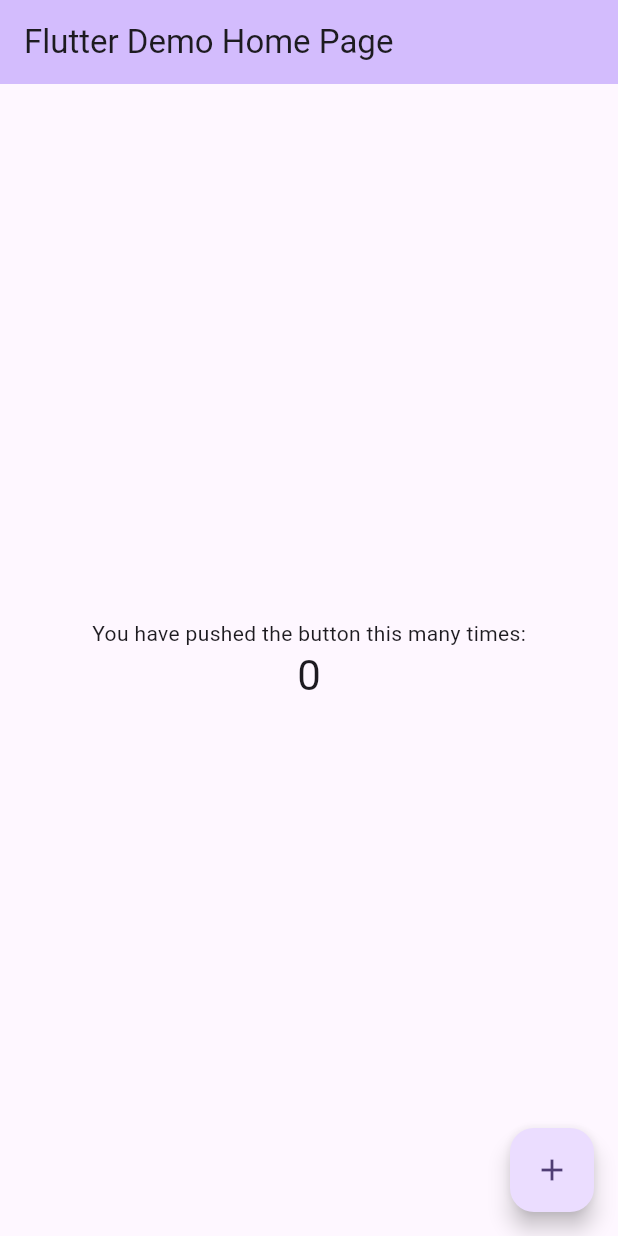
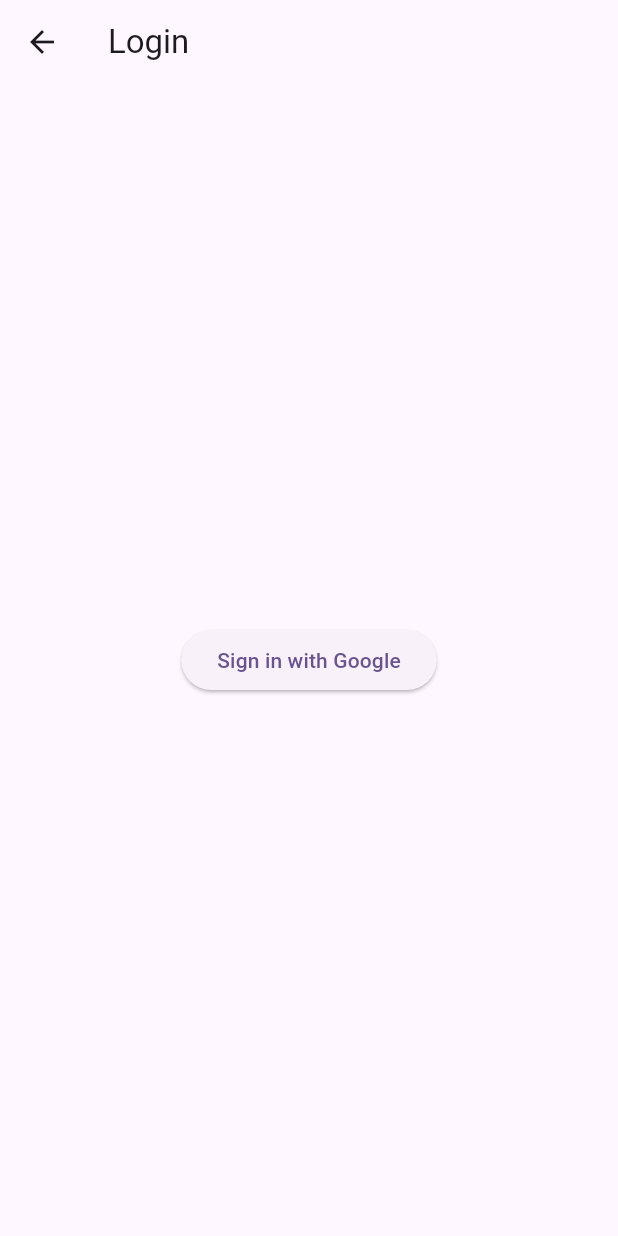
Before and after one commit to JiwonPaek/challenge1-advance, a Flutter app: the screen it shows after launch, on a phone screen of 412 x 824 dp. Run offline on Flutter 3.47's test engine with Material 3 defaults, Android fonts, the phone set to English and light mode, and no system bars; our stand-ins replace firebase_auth, firebase_core, google_sign_in; accounts and stored records are empty.

Commit message:
로그인 안됌

```diff
--- a/lib/main.dart
+++ b/lib/main.dart
@@ -1,39 +1,32 @@
 import 'package:flutter/material.dart';
+import 'package:firebase_core/firebase_core.dart';
+import 'firebase_options.dart'; // Import the generated file
 import 'screens/profile_screen.dart';
+import 'screens/login_screen.dart'; // Import the login screen
 
-void main() {
+void main() async {
+  WidgetsFlutterBinding.ensureInitialized(); // Ensure binding is initialized
+  await Firebase.initializeApp(
+    options: DefaultFirebaseOptions.currentPlatform, // Initialize Firebase
+  );
   runApp(const MyApp());
 }
 
 class MyApp extends StatelessWidget {
   const MyApp({super.key});
 
-  // This widget is the root of your application.
   @override
   Widget build(BuildContext context) {
     return MaterialApp(
       title: 'Flutter Demo',
       theme: ThemeData(
-        // This is the theme of your application.
-        //
-        // TRY THIS: Try running your application with "flutter run". You'll see
-        // the application has a purple toolbar. Then, without quitting the app,
-        // try changing the seedColor in the colorScheme below to Colors.green
-        // and then invoke "hot reload" (save your changes or press the "hot
-        // reload" button in a Flutter-supported IDE, or press "r" if you used
-        // the command line to start the app).
-        //
-        // Notice that the counter didn't reset back to zero; the application
-        // state is not lost during the reload. To reset the state, use hot
-        // restart instead.
-        //
-        // This works for code too, not just values: Most code changes can be
-        // tested with just a hot reload.
         colorScheme: ColorScheme.fromSeed(seedColor: Colors.deepPurple),
         useMaterial3: true,
       ),
-      home: const MyHomePage(title: 'Flutter Demo Home Page'),
+      initialRoute: '/login', // Set the initial route to login
       routes: {
+        '/': (context) => const MyHomePage(title: 'Flutter Demo Home Page'),
+        '/login': (context) => LoginScreen(),
         '/profile': (context) => const ProfileScreen(),
       },
     );
--- /dev/null
+++ b/lib/screens/login_screen.dart
@@ -0,0 +1,36 @@
+import 'package:flutter/material.dart';
+import 'package:challenge1/services/auth_service.dart'; // Ensure this is correct
+import 'package:firebase_auth/firebase_auth.dart';
+import 'package:google_sign_in/google_sign_in.dart';
+
+class LoginScreen extends StatelessWidget {
+  final AuthService _authService = AuthService();
+
+  LoginScreen({super.key});
+
+  @override
+  Widget build(BuildContext context) {
+    return Scaffold(
+      appBar: AppBar(
+        title: const Text('Login'),
+      ),
+      body: Center(
+        child: ElevatedButton(
+          onPressed: () async {
+            User? user = await _authService.signInWithGoogle();
+            if (user != null) {
+              // Navigate to the profile screen or home screen
+              Navigator.pushReplacementNamed(context, '/profile');
+            } else {
+              // Handle sign-in error
+              ScaffoldMessenger.of(context).showSnackBar(
+                const SnackBar(content: Text('Failed to sign in')),
+              );
+            }
+          },
+          child: const Text('Sign in with Google'),
+        ),
+      ),
+    );
+  }
+}
--- a/lib/screens/profile_screen.dart
+++ b/lib/screens/profile_screen.dart
@@ -1,7 +1,7 @@
 import 'package:flutter/material.dart';
 
 class ProfileScreen extends StatelessWidget {
-  const ProfileScreen({Key? key}) : super(key: key);
+  const ProfileScreen({super.key});
 
   @override
   Widget build(BuildContext context) {
@@ -23,7 +23,7 @@ class ProfileScreen extends StatelessWidget {
                 Row(
                   children: [
                     // 프로필 이미지
-                    CircleAvatar(
+                    const CircleAvatar(
                       radius: 40,
                       backgroundImage: NetworkImage(
                         'https://via.placeholder.com/150',
--- a/pubspec.yaml
+++ b/pubspec.yaml
@@ -30,6 +30,10 @@ environment:
 dependencies:
   flutter:
     sdk: flutter
+  firebase_core: ^3.8.0
+  firebase_auth: ^5.3.3
+  google_sign_in: ^6.2.2
+
 
 
   # The following adds the Cupertino Icons font to your application.
```
Also changed, not shown: lib/services/auth_service.dart (added, +57 -0 lines), firebase.json (added), lib/firebase_options.dart (added), pubspec.lock, 9 other files.
